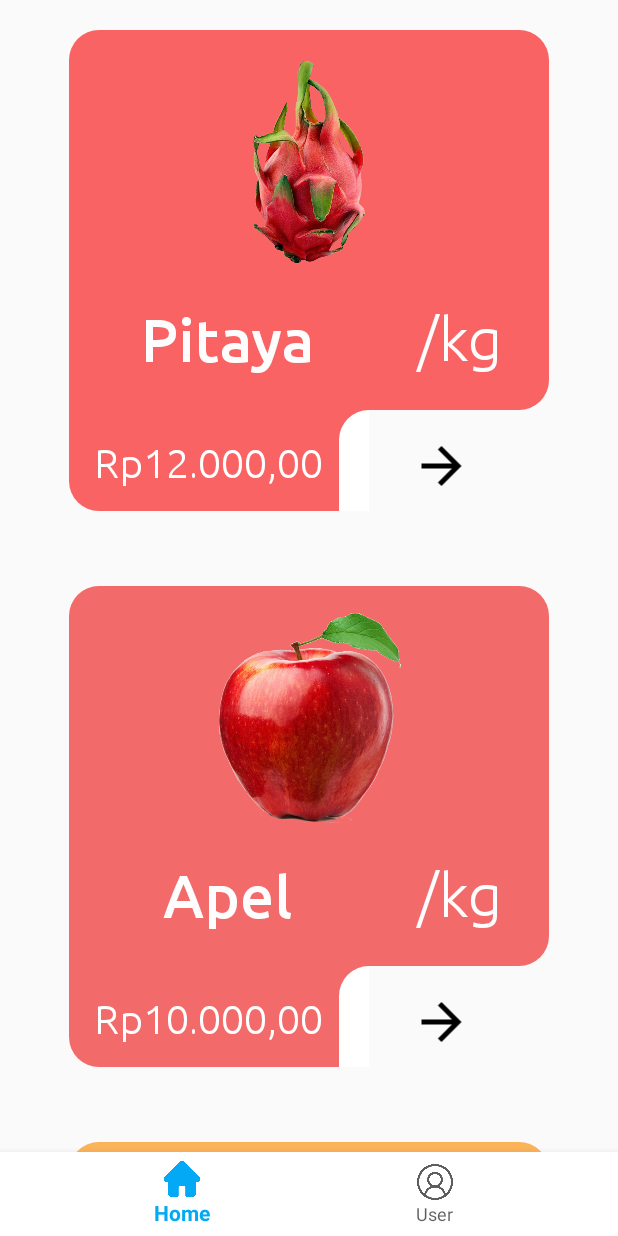
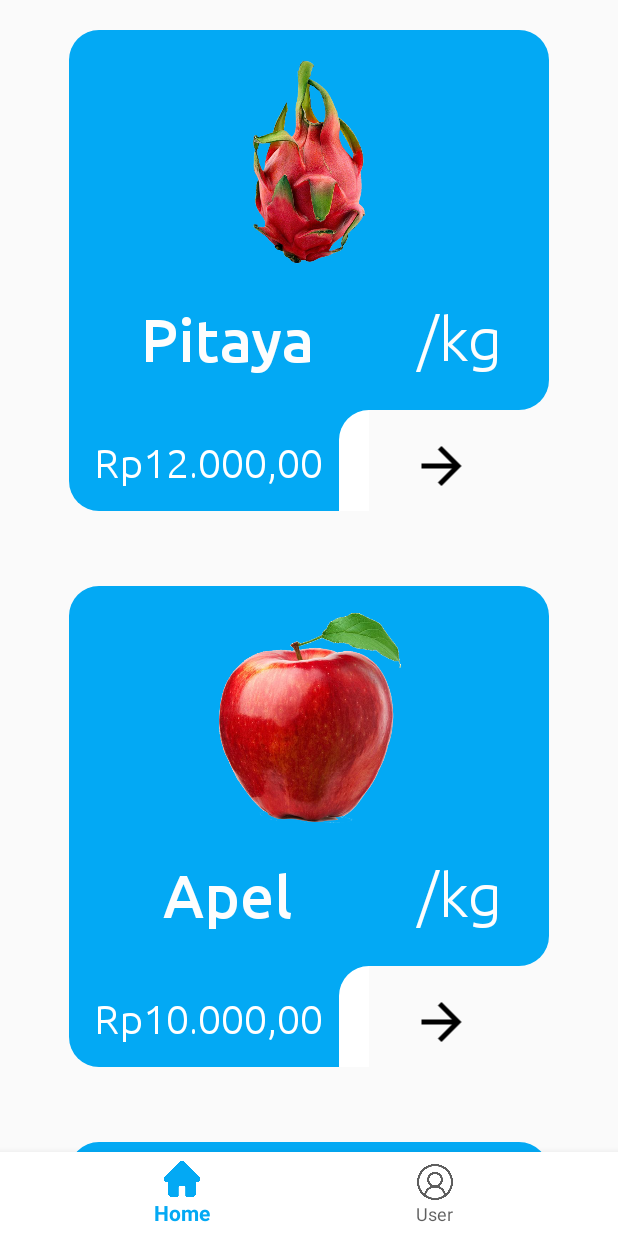
Before and after one commit to rfqananda/TokoBuah, an Android app: the screen it shows after launch (MainActivity), on a phone screen of 412 x 824 dp. Run offline under Robolectric (Android 15) with nearby library versions, the phone set to English and light mode, and no system bars; our stand-ins replace CircleImageView; libraries missing offline, so code that uses them is left out: androidx.palette.graphics; 1 statement that could not run was skipped.

Commit message:
dynamic bg color

```diff
--- a/app/build.gradle
+++ b/app/build.gradle
@@ -51,4 +51,7 @@ dependencies {
     testImplementation 'junit:junit:4.+'
     androidTestImplementation 'androidx.test.ext:junit:1.1.3'
     androidTestImplementation 'androidx.test.espresso:espresso-core:3.4.0'
+
+    //palette
+    implementation 'androidx.palette:palette:1.0.0'
 }
--- a/app/src/main/java/com/rifqiananda/tokobuah/Adapter.kt
+++ b/app/src/main/java/com/rifqiananda/tokobuah/Adapter.kt
@@ -2,29 +2,24 @@ package com.rifqiananda.tokobuah
 
 import android.content.Context
 import android.content.Intent
-import android.graphics.BlendMode
-import android.graphics.BlendModeColorFilter
-import android.graphics.PorterDuff
-import android.os.Build
+import android.graphics.Bitmap
+import android.graphics.drawable.Drawable
+import android.graphics.drawable.GradientDrawable
 import android.view.LayoutInflater
 import android.view.View
 import android.view.ViewGroup
 import android.widget.ImageView
+import android.widget.RelativeLayout
 import android.widget.TextView
-import androidx.annotation.RequiresApi
 import androidx.core.content.ContextCompat
-import androidx.core.graphics.BlendModeColorFilterCompat
-import androidx.core.graphics.BlendModeCompat
+import androidx.core.graphics.drawable.toBitmap
+import androidx.palette.graphics.Palette
 import androidx.recyclerview.widget.RecyclerView
 import com.rifqiananda.tokobuah.bottomnavbar.DetailBuah
-import kotlinx.android.synthetic.main.recycler_view_template.view.*
-import java.util.ArrayList
+import java.util.*
+
 
 class Adapter(private val context: Context, private val data: ArrayList<Buah>): RecyclerView.Adapter<Adapter.BuahViewHolder>(){
-
-    private var imgView : ImageView? = null
-    private var txtName : TextView? = null
-    private var txtPrice : TextView? = null
 
     override fun onCreateViewHolder(parent: ViewGroup, viewType: Int): Adapter.BuahViewHolder {
         return BuahViewHolder(
@@ -35,94 +30,57 @@ class Adapter(private val context: Context, private val data: ArrayList<Buah>):
     }
 
 
-    override fun onBindViewHolder(holder: Adapter.BuahViewHolder, position: Int) {
-        holder.bind(data[position])
+    override fun onBindViewHolder(holder: Adapter.BuahViewHolder, position: Int) = holder.bind(data[position])
 
-        if(Build.VERSION.SDK_INT >= Build.VERSION_CODES.Q)
-        {
-            if (position == 0)
-            {
-                holder.itemView.color_card1.background.colorFilter = BlendModeColorFilter(ContextCompat.getColor(context,R.color.red_apple), BlendMode.SRC_IN)
-                holder.itemView.color_card2.background.colorFilter = BlendModeColorFilter(ContextCompat.getColor(context,R.color.red_apple), BlendMode.SRC_IN)
-            }
-            else if (position == 1)
-            {
-                holder.itemView.color_card1.background.colorFilter = BlendModeColorFilter(ContextCompat.getColor(context,R.color.red_dragon), BlendMode.SRC_IN)
-                holder.itemView.color_card2.background.colorFilter = BlendModeColorFilter(ContextCompat.getColor(context,R.color.red_dragon), BlendMode.SRC_IN)
-            }
-            else if (position == 2)
-            {
-                holder.itemView.color_card1.background.colorFilter = BlendModeColorFilter(ContextCompat.getColor(context,R.color.orange_pinapple), BlendMode.SRC_IN)
-                holder.itemView.color_card2.background.colorFilter = BlendModeColorFilter(ContextCompat.getColor(context,R.color.orange_pinapple), BlendMode.SRC_IN)
-            }
-            else if (position == 3)
-            {
-                holder.itemView.color_card1.background.colorFilter = BlendModeColorFilter(ContextCompat.getColor(context,R.color.orange_orange), BlendMode.SRC_IN)
-                holder.itemView.color_card2.background.colorFilter = BlendModeColorFilter(ContextCompat.getColor(context,R.color.orange_orange), BlendMode.SRC_IN)
-            }
-            else if (position == 4)
-            {
-                holder.itemView.color_card1.background.colorFilter = BlendModeColorFilter(ContextCompat.getColor(context,R.color.yellow_banana), BlendMode.SRC_IN)
-                holder.itemView.color_card2.background.colorFilter = BlendModeColorFilter(ContextCompat.getColor(context,R.color.yellow_banana), BlendMode.SRC_IN)
-            }
-            else if (position == 5)
-            {
-                holder.itemView.color_card1.background.colorFilter = BlendModeColorFilter(ContextCompat.getColor(context,R.color.yellow_star), BlendMode.SRC_IN)
-                holder.itemView.color_card2.background.colorFilter = BlendModeColorFilter(ContextCompat.getColor(context,R.color.yellow_star), BlendMode.SRC_IN)
-            }
-            else if (position == 6)
-            {
-                holder.itemView.color_card1.background.colorFilter = BlendModeColorFilter(ContextCompat.getColor(context,R.color.green_avocado), BlendMode.SRC_IN)
-                holder.itemView.color_card2.background.colorFilter = BlendModeColorFilter(ContextCompat.getColor(context,R.color.green_avocado), BlendMode.SRC_IN)
-            }
-            else if (position == 7)
-            {
-                holder.itemView.color_card1.background.colorFilter = BlendModeColorFilter(ContextCompat.getColor(context,R.color.green_wm), BlendMode.SRC_IN)
-                holder.itemView.color_card2.background.colorFilter = BlendModeColorFilter(ContextCompat.getColor(context,R.color.green_wm), BlendMode.SRC_IN)
-            }
-            else if (position == 8)
-            {
-                holder.itemView.color_card1.background.colorFilter = BlendModeColorFilter(ContextCompat.getColor(context,R.color.blue_blueberry), BlendMode.SRC_IN)
-                holder.itemView.color_card2.background.colorFilter = BlendModeColorFilter(ContextCompat.getColor(context,R.color.blue_blueberry), BlendMode.SRC_IN)
-            }
-            else if (position == 9)
-            {
-                holder.itemView.color_card1.background.colorFilter = BlendModeColorFilter(ContextCompat.getColor(context,R.color.pruple_grape), BlendMode.SRC_IN)
-                holder.itemView.color_card2.background.colorFilter = BlendModeColorFilter(ContextCompat.getColor(context,R.color.pruple_grape), BlendMode.SRC_IN)
-            }
-            else
-            {
-                if (position == 0)
-                {
-                    holder.itemView.color_card1.setBackgroundResource(R.color.red_apple)
-                    holder.itemView.color_card2.setBackgroundResource(R.color.red_apple)
-                }
-                else if (position == 1)
-                {
-                    holder.itemView.color_card1.background.colorFilter = BlendModeColorFilter(ContextCompat.getColor(context,R.color.red_dragon), BlendMode.SRC_IN)
-                    holder.itemView.color_card2.background.colorFilter = BlendModeColorFilter(ContextCompat.getColor(context,R.color.red_dragon), BlendMode.SRC_IN)
+    override fun getItemCount() = data.size
+
+    inner class BuahViewHolder(itemView: View): RecyclerView.ViewHolder(itemView){
+        private val imgView : ImageView = itemView.findViewById(R.id.image_view)
+        private val txtName : TextView = itemView.findViewById(R.id.txt_name)
+        private val txtPrice : TextView = itemView.findViewById(R.id.txt_price)
+
+        private val btnDetail : ImageView = itemView.findViewById(R.id.btn_detail)
+        private val cardContainer :RelativeLayout = itemView.findViewById(R.id.color_card1)
+        private val cardPriceContainer : RelativeLayout = itemView.findViewById(R.id.color_card2)
+
+        private fun getDominantColor(bitmap: Bitmap){
+            Palette.Builder(bitmap).generate { p ->
+                val dominantColor = p?.getDominantColor(ContextCompat.getColor(context, R.color.pruple_grape))
+                dominantColor?.let { color ->
+                    setBackgroundDrawableInPriceColor(color)
+                    setBackgroundDrawableColor(color)
                 }
             }
+
         }
-    }
 
-    override fun getItemCount(): Int {
-        return data.size
-    }
+        private fun setBackgroundDrawableColor(colorId: Int){
+            val drawable : Drawable = cardContainer.background
+            // idk why, but from my perspective, it should be a ShapeDrawable.
+            // but android detects it as GradientDrawable
+            if(drawable is GradientDrawable){
+                drawable.setColor(colorId)
+            }
+        }
 
-    inner class BuahViewHolder(item: View): RecyclerView.ViewHolder(item){
-
-        private val btnDetail : ImageView = item.findViewById(R.id.btn_detail)
+        private fun setBackgroundDrawableInPriceColor(colorId: Int){
+            val drawable = cardPriceContainer.background
+            if(drawable is GradientDrawable){
+                drawable.setColor(colorId)
+            }
+        }
 
         fun bind(data: Buah)
         {
-            imgView = itemView.findViewById(R.id.image_view)
-            txtName = itemView.findViewById(R.id.txt_name)
-            txtPrice = itemView.findViewById(R.id.txt_price)
 
-            imgView?.setImageResource(data.imgView)
-            txtName?.text = data.txtName
-            txtPrice?.text = data.txtPrice
+
+            imgView.setImageResource(data.imgView)
+
+            //put getDominantCOlor func below imgView.set....
+            getDominantColor(imgView.drawable.toBitmap())
+
+            txtName.text = data.txtName
+            txtPrice.text = data.txtPrice
 
             btnDetail.setOnClickListener {
                 val model = data
--- a/app/src/main/res/drawable/card_piece1.xml
+++ b/app/src/main/res/drawable/card_piece1.xml
@@ -1,5 +1,7 @@
 <?xml version="1.0" encoding="utf-8"?>
-<shape android:shape="rectangle" xmlns:android="http://schemas.android.com/apk/res/android">
+<shape
+    android:shape="rectangle"
+    xmlns:android="http://schemas.android.com/apk/res/android">
 
     <solid android:color="#03A9F4"/>
     <corners android:topRightRadius="20dp" android:topLeftRadius="20dp" android:bottomRightRadius="20dp"/>
```
